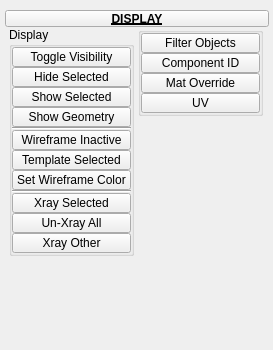
First picture: the form in tentacle/ui/uiLevel_3/display.ui, repository m3trik/tentacle, before the edit.
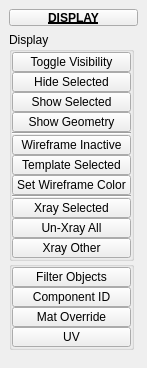
Second picture: the form after the edit. Custom widgets are drawn as their Qt base class.

What changed in the file:
```diff
--- a/tentacle/ui/uiLevel_3/display.ui
+++ b/tentacle/ui/uiLevel_3/display.ui
@@ -9,8 +9,8 @@
    <rect>
     <x>0</x>
     <y>0</y>
-    <width>273</width>
-    <height>350</height>
+    <width>147</width>
+    <height>368</height>
    </rect>
   </property>
   <property name="minimumSize">
@@ -38,20 +38,8 @@
    <set>QMainWindow::AllowNestedDocks|QMainWindow::AllowTabbedDocks|QMainWindow::AnimatedDocks|QMainWindow::ForceTabbedDocks</set>
   </property>
   <widget class="QWidget" name="mainWindow">
-   <widget class="QWidget" name="layoutWidget_2">
-    <property name="geometry">
-     <rect>
-      <x>5</x>
-      <y>10</y>
-      <width>264</width>
-      <height>316</height>
-     </rect>
-    </property>
-    <layout class="QGridLayout" name="gridLayout_2">
-     <property name="spacing">
-      <number>0</number>
-     </property>
-     <item row="0" column="1" colspan="2">
+   <layout class="QVBoxLayout" name="verticalLayout_2">
+    <item>
       <widget class="PushButtonDraggable" name="draggable_header">
        <property name="minimumSize">
         <size>
@@ -80,8 +68,6 @@
        </property>
       </widget>
      </item>
-     <item row="1" column="1" colspan="2">
-      <layout class="QHBoxLayout" name="horizontalLayout">
        <item>
         <layout class="QVBoxLayout" name="verticalLayout">
          <property name="spacing">
@@ -346,26 +332,6 @@
           </widget>
          </item>
          <item>
-          <spacer name="verticalSpacer">
-           <property name="orientation">
-            <enum>Qt::Vertical</enum>
-           </property>
-           <property name="sizeHint" stdset="0">
-            <size>
-             <width>20</width>
-             <height>40</height>
-            </size>
-           </property>
-          </spacer>
-         </item>
-        </layout>
-       </item>
-       <item>
-        <layout class="QVBoxLayout" name="verticalLayout_2">
-         <property name="spacing">
-          <number>0</number>
-         </property>
-         <item>
           <widget class="QGroupBox" name="groupBox">
            <property name="minimumSize">
             <size>
@@ -487,7 +453,7 @@
           </widget>
          </item>
          <item>
-          <spacer name="verticalSpacer_2">
+       <spacer name="verticalSpacer">
            <property name="orientation">
             <enum>Qt::Vertical</enum>
            </property>
@@ -502,9 +468,6 @@
         </layout>
        </item>
       </layout>
-     </item>
-    </layout>
-   </widget>
   </widget>
  </widget>
  <customwidgets>
```
Lines whose indentation alone changed are shown as unchanged.
